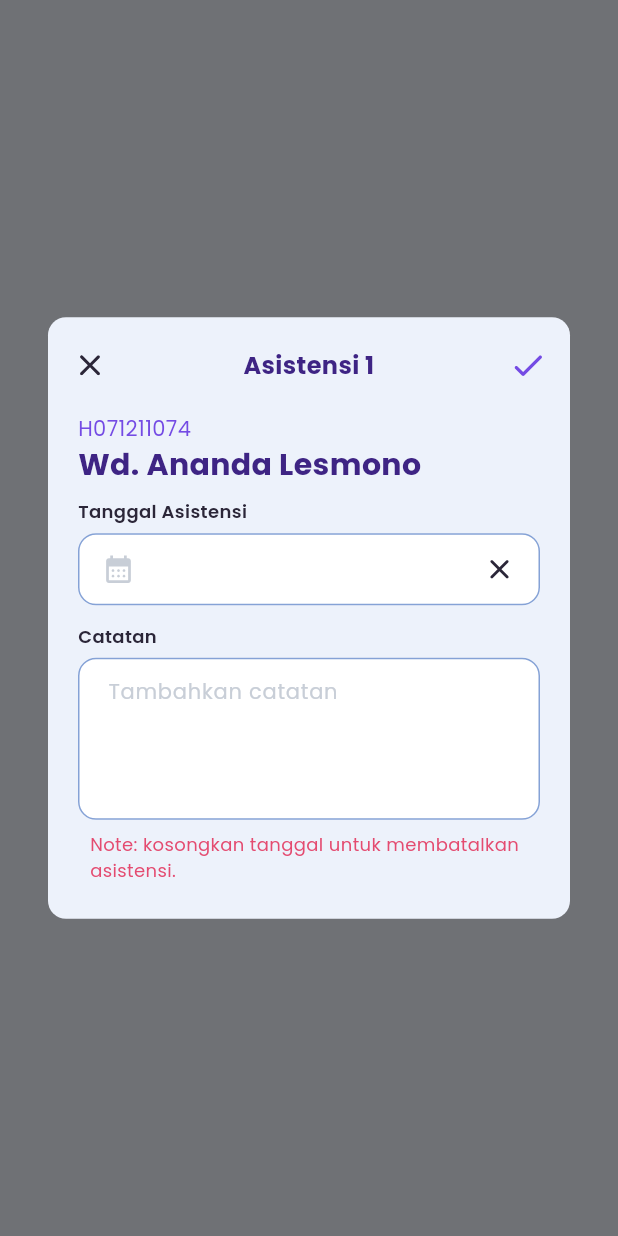
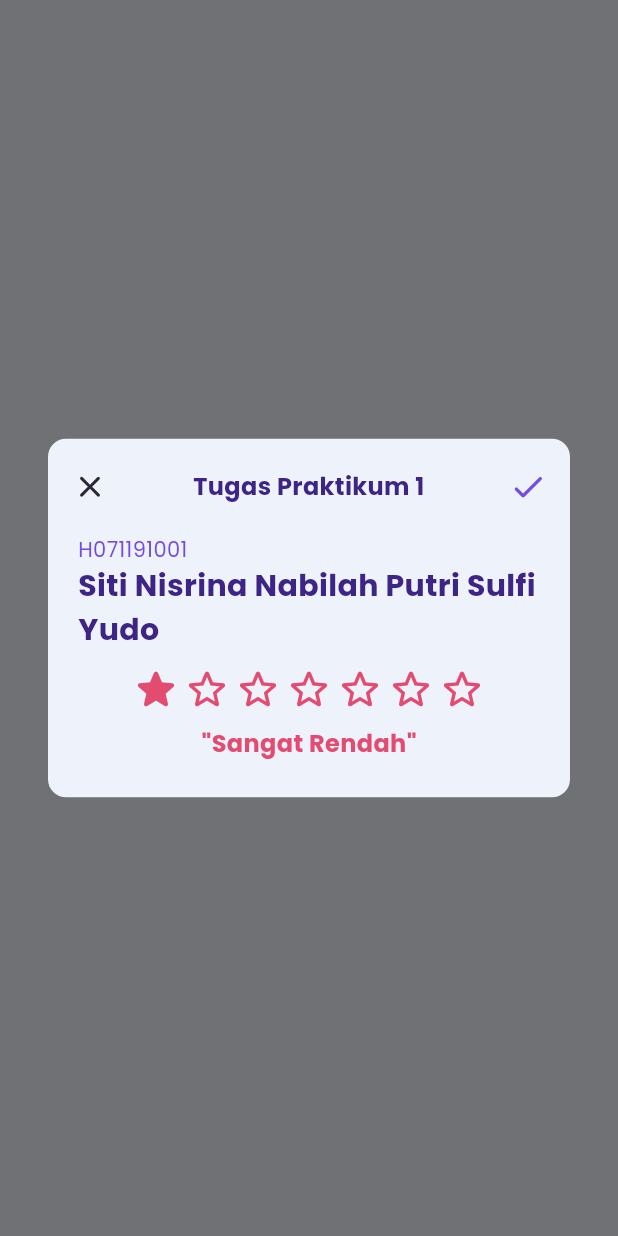
Before and after one commit to fajri-rasid1st/asco, a Flutter app: the screen it shows after launch, after a tap on "Press Me!", on a phone screen of 412 x 824 dp. Run offline on Flutter 3.47's test engine with Material 3 defaults, Android fonts, the phone set to English and light mode, and no system bars; drawn by our look-alikes of flutter_form_builder, flutter_rating_bar; our stand-ins replace after_layout, equatable, file_picker, flutter_riverpod, flutter_spinkit, flutter_svg and 7 more; missing offline and left inert: markdown_editable_textinput; generated files the repository leaves out were written again.

Commit message:
feat: add practicum score dialog

```diff
--- a/lib/core/utils/const.dart
+++ b/lib/core/utils/const.dart
@@ -1,3 +1,7 @@
+// Project imports:
+import 'package:asco/core/styles/color_scheme.dart';
+import 'package:asco/src/presentation/shared/widgets/dialogs/practicum_score_dialog.dart';
+
 // const item per page
 const kPageLimit = 20;
 
@@ -8,7 +12,7 @@ const kUnauthorized = 'UNAUTHORIZED';
 const accessTokenKey = 'ACCESS_TOKEN';
 const userCredentialKey = 'USER_CREDENTIAL';
 
-// common const
+// another consts
 const dayOfWeek = {
   'Minggu': 'sunday',
   'Senin': 'monday',
@@ -25,3 +29,13 @@ const attendanceStatus = {
   'Sakit': 'sick',
   'Hadir': 'present',
 };
+
+const practicumScoreTypes = [
+  PracticumScoreType(1, Palette.errorText, 50.0, "Sangat Rendah"),
+  PracticumScoreType(2, Palette.error, 65.0, "Rendah"),
+  PracticumScoreType(3, Palette.warning, 75.0, "Cukup"),
+  PracticumScoreType(4, Palette.info, 80.0, "Sedang"),
+  PracticumScoreType(5, Palette.info, 85.0, "Lumayan"),
+  PracticumScoreType(6, Palette.success, 92.0, "Bagus"),
+  PracticumScoreType(7, Palette.success, 98.0, "Sangat Bagus"),
+];
--- a/lib/src/presentation/features/common/on_boarding_page.dart
+++ b/lib/src/presentation/features/common/on_boarding_page.dart
@@ -1,8 +1,5 @@
-// Flutter imports:
+import 'package:asco/src/presentation/shared/widgets/dialogs/practicum_score_dialog.dart';
 import 'package:flutter/material.dart';
-
-// Project imports:
-import 'package:asco/src/presentation/shared/widgets/dialogs/assistance_dialog.dart';
 
 class OnBoardingPage extends StatelessWidget {
   const OnBoardingPage({super.key});
@@ -15,7 +12,7 @@ class OnBoardingPage extends StatelessWidget {
           onPressed: () => showDialog(
             context: context,
             barrierDismissible: false,
-            builder: (_) => const AssistanceDialog(number: 1),
+            builder: (_) => const PracticumScoreDialog(meetingNumber: 1),
           ),
           child: const Text('Press Me!'),
         ),
--- /dev/null
+++ b/lib/src/presentation/shared/widgets/dialogs/practicum_score_dialog.dart
@@ -0,0 +1,130 @@
+// ignore_for_file: public_member_api_docs, sort_constructors_first
+// Flutter imports:
+import 'package:flutter/material.dart';
+
+// Package imports:
+import 'package:flutter_rating_bar/flutter_rating_bar.dart';
+
+// Project imports:
+import 'package:asco/core/styles/color_scheme.dart';
+import 'package:asco/core/styles/text_style.dart';
+import 'package:asco/core/utils/const.dart';
+import 'package:asco/src/presentation/shared/widgets/dialogs/custom_dialog.dart';
+
+class PracticumScoreDialog extends StatefulWidget {
+  final int meetingNumber;
+
+  const PracticumScoreDialog({super.key, required this.meetingNumber});
+
+  @override
+  State<PracticumScoreDialog> createState() => _PracticumScoreDialogState();
+}
+
+class _PracticumScoreDialogState extends State<PracticumScoreDialog> {
+  late final ValueNotifier<PracticumScoreType> scoreNotifier;
+
+  @override
+  void initState() {
+    super.initState();
+
+    scoreNotifier = ValueNotifier(practicumScoreTypes.first);
+  }
+
+  @override
+  void dispose() {
+    super.dispose();
+
+    scoreNotifier.dispose();
+  }
+
+  @override
+  Widget build(BuildContext context) {
+    return CustomDialog(
+      title: 'Tugas Praktikum ${widget.meetingNumber}',
+      onPressedPrimaryAction: submit,
+      child: Column(
+        mainAxisSize: MainAxisSize.min,
+        crossAxisAlignment: CrossAxisAlignment.start,
+        children: [
+          Text(
+            'H071191001',
+            style: textTheme.bodyMedium!.copyWith(
+              color: Palette.purple3,
+            ),
+          ),
+          Text(
+            'Siti Nisrina Nabilah Putri Sulfi Yudo',
+            style: textTheme.titleLarge!.copyWith(
+              color: Palette.purple2,
+            ),
+          ),
+          const SizedBox(height: 8),
+          ValueListenableBuilder(
+            valueListenable: scoreNotifier,
+            builder: (context, scoreType, child) {
+              return Center(
+                child: Column(
+                  mainAxisSize: MainAxisSize.min,
+                  children: [
+                    RatingBar(
+                      initialRating: scoreType.rate.toDouble(),
+                      minRating: 1,
+                      itemCount: 7,
+                      itemSize: 34,
+                      glow: false,
+                      updateOnDrag: true,
+                      ratingWidget: RatingWidget(
+                        full: Icon(
+                          Icons.star_rounded,
+                          color: scoreType.color,
+                        ),
+                        half: const SizedBox(),
+                        empty: Icon(
+                          Icons.star_outline_rounded,
+                          color: scoreType.color,
+                        ),
+                      ),
+                      onRatingUpdate: (value) {
+                        scoreNotifier.value = practicumScoreTypes[value.toInt() - 1];
+                      },
+                    ),
+                    const SizedBox(height: 8),
+                    Text(
+                      '"${scoreType.description}"',
+                      style: textTheme.titleMedium!.copyWith(
+                        color: scoreType.color,
+                      ),
+                    ),
+                  ],
+                ),
+              );
+            },
+          ),
+        ],
+      ),
+    );
+  }
+
+  void submit() {
+    debugPrint(scoreNotifier.value.toString());
+  }
+}
+
+class PracticumScoreType {
+  final int rate;
+  final Color color;
+  final double value;
+  final String description;
+
+  const PracticumScoreType(
+    this.rate,
+    this.color,
+    this.value,
+    this.description,
+  );
+
+  @override
+  String toString() {
+    return 'PracticumScoreType(rate: $rate, color: $color, value: $value, description: $description)';
+  }
+}
--- a/pubspec.yaml
+++ b/pubspec.yaml
@@ -16,6 +16,7 @@ dependencies:
   flutter_localizations:
     sdk: flutter
   flutter_markdown: ^0.7.1
+  flutter_rating_bar: ^4.0.1
   flutter_riverpod: ^2.5.1
   flutter_spinkit: ^5.2.1
   flutter_svg: ^2.0.10+1
```
Also changed, not shown: pubspec.lock.
